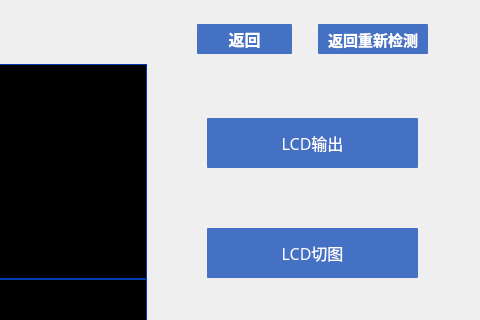
Before: the Qt Designer form main_page/screencheck.ui in jaueone/Magnetic, drawn with Qt 5; both pictures show x 603 to 1083 and y 0 to 320 of the 1083 by 839 pixel window.
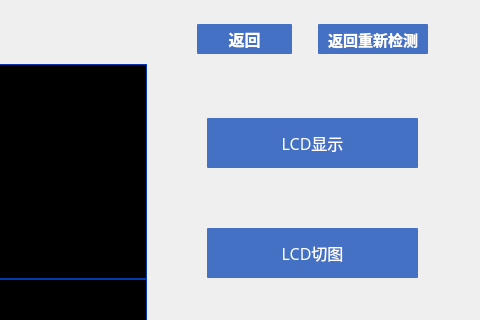
After: the same form once the commit is applied. Icons and pictures are not drawn.

Diff of the .ui file:
```diff
--- a/main_page/screencheck.ui
+++ b/main_page/screencheck.ui
@@ -206,7 +206,7 @@
 QPushButton::checked{background-color: rgb(255, 122, 78);}</string>
            </property>
            <property name="text">
-            <string>LCD输出</string>
+            <string>LCD显示</string>
            </property>
            <property name="checkable">
             <bool>true</bool>
```
